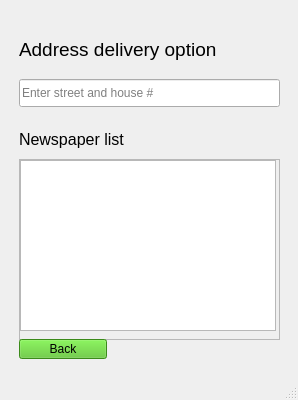
Qt form mainwindow.ui (CubeElement/newOopsApp) before a commit.
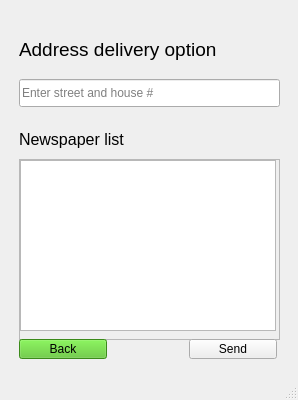
The same form after that commit. The open tabs and pages were chosen to show the change.

Commit message: Adds base signals, substitutes groupbox with labels, adds add_function to a new result map-object

Patch:
```diff
--- a/mainwindow.ui
+++ b/mainwindow.ui
@@ -300,6 +300,19 @@
          <string>Back</string>
         </property>
        </widget>
+       <widget class="QPushButton" name="sendButton_support">
+        <property name="geometry">
+         <rect>
+          <x>180</x>
+          <y>330</y>
+          <width>88</width>
+          <height>20</height>
+         </rect>
+        </property>
+        <property name="text">
+         <string>Send</string>
+        </property>
+       </widget>
       </widget>
       <widget class="QWidget" name="page_2_address">
        <widget class="QLabel" name="page_2_address_annotation">
```
Left out of the diff: 2 changed lines with no effect on the pictures. The commit also changes 4 other files.
